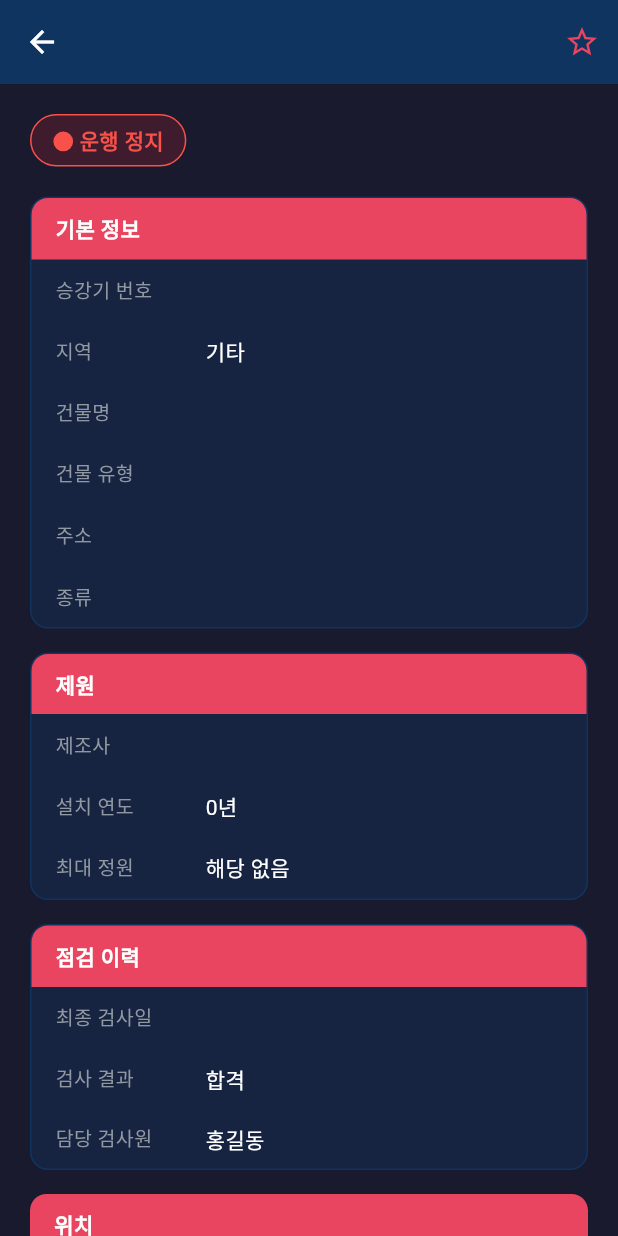
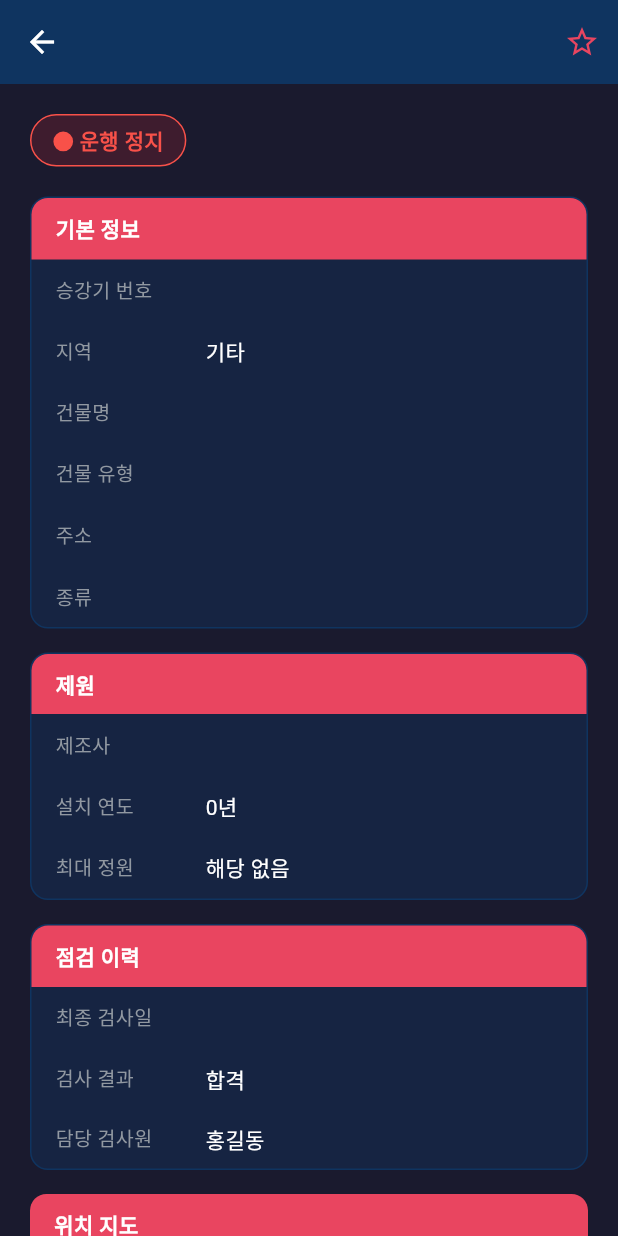
Before and after one commit to 2024136091-collab/it_dev, a Flutter app: the DetailScreen screen opened directly with empty values, on a phone screen of 412 x 824 dp. Run offline on Flutter 3.47's test engine with Material 3 defaults, Android fonts, the phone set to English and light mode, and no system bars; our stand-ins replace flutter_map, flutter_riverpod, latlong2.

Commit message:
fix: 상세화면 섹션 헤더 '위치' → '위치 지도' (슬라이드 바인딩 일치)
Co-Authored-By: Claude Sonnet 4.6 <noreply@anthropic.com>

```diff
--- a/antigravity/lib/presentation/screens/detail_screen.dart
+++ b/antigravity/lib/presentation/screens/detail_screen.dart
@@ -179,7 +179,7 @@ class _MapSection extends StatelessWidget {
             borderRadius: BorderRadius.vertical(top: Radius.circular(11)),
           ),
           child: const Text(
-            '위치',
+            '위치 지도',
             style: TextStyle(
                 color: Colors.white, fontWeight: FontWeight.bold, fontSize: 14),
           ),
```
